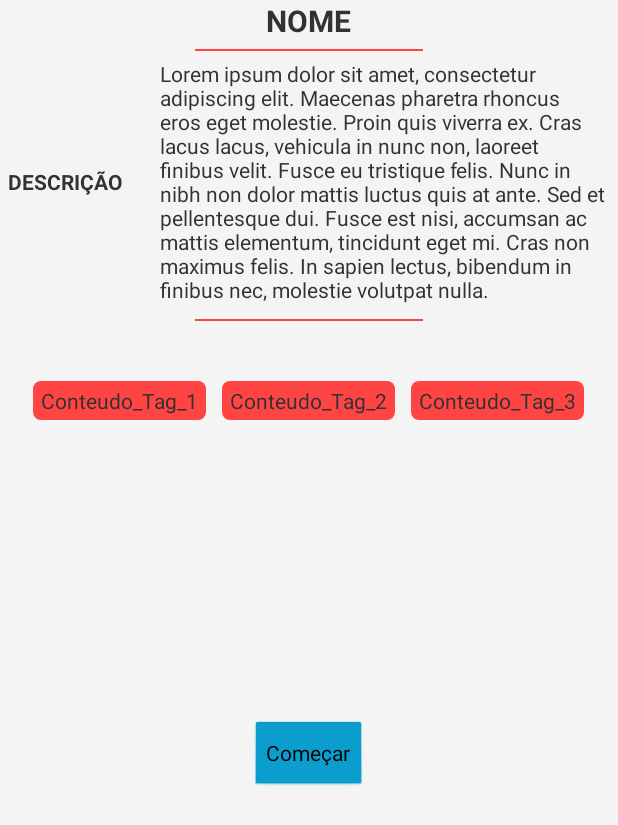
After one commit to marianacavichioli/Projeto2, an Android app: the layout activity_show_activity.xml on its own in the app's theme, with its tools: preview values and no code run, on a phone screen of 412 x 824 dp. The commit adds this screen. Shown: the top 825 px of the screen. Run offline under Robolectric (Android 15) with nearby library versions, the phone set to English and light mode, and no system bars.

Commit message:
Commit 3
Feito: Adicionada tela da lista de atividades
Feito: Adicionar tela de "acidionar atividade"
Feito: Adicionar tela de "visualizar atividade"

Resumo: Sprint concluída

```diff
--- a/app/src/main/AndroidManifest.xml
+++ b/app/src/main/AndroidManifest.xml
@@ -24,7 +24,8 @@
         <activity
             android:name=".activities.ActivitiesList.ActivitiesListActivity"
             android:label="@string/title_activity_activities_list" />
-        <activity android:name=".activities.AddActivity.AddActivityActivity"></activity>
+        <activity android:name=".activities.AddActivity.AddActivityActivity" />
+        <activity android:name=".activities.ShowActivity.ShowActivityActivity"></activity>
     </application>
 
 </manifest>
--- /dev/null
+++ b/app/src/main/java/com/mobile2/projeto2/activities/ShowActivity/ShowActivityActivity.java
@@ -0,0 +1,48 @@
+package com.mobile2.projeto2.activities.ShowActivity;
+
+import android.support.v7.app.AppCompatActivity;
+import android.os.Bundle;
+import android.widget.Button;
+import android.widget.ImageView;
+import android.widget.TextView;
+
+import com.mobile2.projeto2.entity.Atividade;
+
+import butterknife.BindView;
+import butterknife.ButterKnife;
+import butterknife.OnClick;
+
+public class ShowActivityActivity extends AppCompatActivity implements ShowActivityView{
+
+    @BindView(R.id.actName) TextView nome;
+    @BindView(R.id.actDesc) TextView descricao;
+    @BindView(R.id.actTag1) TextView tag1;
+    @BindView(R.id.actTag1) TextView tag2;
+    @BindView(R.id.actTag1) TextView tag3;
+    @BindView(R.id.startButton) Button startButton;
+
+    ShowActivityPresenter showActivityPresenter;
+
+    @Override
+    protected void onCreate(Bundle savedInstanceState) {
+        super.onCreate(savedInstanceState);
+        setContentView(R.layout.activity_show_activity);
+        ButterKnife.bind(this);
+
+        showActivityPresenter = new ShowActivityPresenter(this);
+        showActivityPresenter.showActivity((Atividade) getIntent().getSerializableExtra("exibir_atividade"));
+    }
+
+    @Override
+    public void showInfo(Atividade atividade) {
+        nome.setText(atividade.getNomeAtv());
+        descricao.setText(atividade.getDescAtv());
+        tag1.setText(atividade.getTag1());
+        tag2.setText(atividade.getTag2());
+        tag3.setText(atividade.getTag3());
+    }
+
+    @OnClick (R.id.startButton) public void comecaAtv(){
+        //TODO: colocar a inicialização da atividade aqui !!
+    }
+}
--- /dev/null
+++ b/app/src/main/java/com/mobile2/projeto2/activities/ShowActivity/ShowActivityPresenter.java
@@ -0,0 +1,17 @@
+package com.mobile2.projeto2.activities.ShowActivity;
+
+import com.mobile2.projeto2.entity.Atividade;
+
+public class ShowActivityPresenter {
+    ShowActivityView showActivityView;
+
+    public ShowActivityPresenter (ShowActivityView showActivityView){
+        this.showActivityView =showActivityView;
+    }
+
+    public void showActivity(Atividade atividade) {
+        if (atividade != null){
+            showActivityView.showInfo(atividade);
+        }
+    }
+}
--- /dev/null
+++ b/app/src/main/java/com/mobile2/projeto2/activities/ShowActivity/ShowActivityView.java
@@ -0,0 +1,7 @@
+package com.mobile2.projeto2.activities.ShowActivity;
+
+import com.mobile2.projeto2.entity.Atividade;
+
+public interface ShowActivityView {
+    void showInfo(Atividade atividade);
+}
--- a/app/src/main/res/drawable/tags.xml
+++ b/app/src/main/res/drawable/tags.xml
@@ -5,4 +5,7 @@
     <corners
         android:radius="5dp"/>
 
+    <solid
+        android:color="@android:color/holo_red_light" />
+
 </shape>
--- /dev/null
+++ b/app/src/main/res/layout/activity_show_activity.xml
@@ -0,0 +1,116 @@
+<?xml version="1.0" encoding="utf-8"?>
+
+<ScrollView
+    xmlns:android="http://schemas.android.com/apk/res/android"
+    xmlns:tools="http://schemas.android.com/tools"
+    android:layout_width="match_parent"
+    android:layout_height="match_parent"
+    android:background="#f4f4f4">
+
+    <LinearLayout
+        android:layout_width="match_parent"
+        android:layout_height="wrap_content"
+        android:orientation="vertical">
+
+        <TextView
+            android:layout_marginHorizontal="8dp"
+            android:id="@+id/actName"
+            android:layout_width="wrap_content"
+            android:layout_gravity="center_horizontal"
+            android:layout_height="wrap_content"
+            android:textSize="20sp"
+            android:textAllCaps="true"
+            android:textStyle="bold"
+            tools:text="Nome"
+            android:maxLines="1"/> <!-- Nome -->
+
+        <View
+            android:layout_width="match_parent"
+            android:layout_height="1dp"
+            android:background="@android:color/holo_red_light"
+            android:layout_marginVertical="5dp"
+            android:layout_marginHorizontal="130dp"/> <!-- Linha -->
+
+        <LinearLayout
+            android:layout_width="match_parent"
+            android:layout_height="wrap_content"
+            android:orientation="horizontal"
+            android:gravity="center">
+
+            <TextView
+                android:layout_width="0dp"
+                android:layout_weight="2"
+                android:layout_height="wrap_content"
+                android:text="Descrição"
+                android:textAllCaps="true"
+                android:paddingLeft="5dp"
+                android:textStyle="bold"/>
+
+            <TextView
+                android:layout_marginHorizontal="8dp"
+                android:id="@+id/actDesc"
+                android:layout_width="0dp"
+                android:layout_weight="6"
+                android:layout_height="wrap_content"
+                tools:text="@string/long_string"
+                />
+
+        </LinearLayout> <!-- Descrição -->
+
+        <View
+            android:layout_width="match_parent"
+            android:layout_height="1dp"
+            android:background="@android:color/holo_red_light"
+            android:layout_marginHorizontal="130dp"
+            android:layout_marginTop="10dp"
+            android:layout_marginBottom="40dp"/><!-- Linha -->
+
+        <LinearLayout
+            android:layout_width="match_parent"
+            android:layout_height="wrap_content"
+            android:orientation="horizontal"
+            android:gravity="center"
+            android:layout_marginBottom="200dp">
+
+            <TextView
+                android:id="@+id/actTag1"
+            android:layout_width="wrap_content"
+            android:layout_height="wrap_content"
+            android:background="@drawable/tags"
+            android:paddingHorizontal="5dp"
+            android:paddingVertical="3dp"
+            android:text="Conteudo_Tag_1"
+            android:layout_marginHorizontal="5dp"/>
+
+            <TextView
+                android:id="@+id/actTag2"
+                android:layout_width="wrap_content"
+                android:layout_height="wrap_content"
+                android:background="@drawable/tags"
+                android:paddingHorizontal="5dp"
+                android:paddingVertical="3dp"
+                android:text="Conteudo_Tag_2"
+                android:layout_marginHorizontal="5dp"/>
+
+            <TextView
+                android:id="@+id/actTag3"
+                android:layout_width="wrap_content"
+                android:layout_height="wrap_content"
+                android:background="@drawable/tags"
+                android:paddingHorizontal="5dp"
+                android:paddingVertical="3dp"
+                android:text="Conteudo_Tag_3"
+                android:layout_marginHorizontal="5dp"/>
+
+        </LinearLayout>
+        <Button
+            android:id="@+id/startButton"
+            android:layout_width="wrap_content"
+            android:layout_height="wrap_content"
+            android:text="Começar"
+            android:layout_gravity="center_horizontal"
+            android:backgroundTint="@android:color/holo_blue_dark"/>
+
+    </LinearLayout>
+
+</ScrollView>
--- a/app/src/main/res/layout/list_item.xml
+++ b/app/src/main/res/layout/list_item.xml
@@ -60,7 +60,7 @@
                 android:textColor="@android:color/white"
                 android:background="@drawable/tags"
                 android:layout_marginHorizontal="2dp"
-                android:backgroundTint="@android:color/holo_red_light"/>
+                />
 
             <TextView
                 android:id="@+id/tag_2"
@@ -72,8 +72,7 @@
                 android:textAlignment="center"
                 android:textColor="@android:color/white"
                 android:background="@drawable/tags"
-                android:layout_marginHorizontal="2dp"
-                android:backgroundTint="@android:color/holo_red_light"/>
+                android:layout_marginHorizontal="2dp"/>
 
             <TextView
                 android:id="@+id/tag_3"
@@ -85,8 +84,7 @@
                 android:textAlignment="center"
                 android:textColor="@android:color/white"
                 android:background="@drawable/tags"
-                android:layout_marginHorizontal="2dp"
-                android:backgroundTint="@android:color/holo_red_light"/>
+                android:layout_marginHorizontal="2dp"/>
         </LinearLayout>
 
     </LinearLayout>
--- a/app/src/main/res/values/strings.xml
+++ b/app/src/main/res/values/strings.xml
@@ -1,4 +1,13 @@
 <resources>
     <string name="app_name">Projeto2</string>
     <string name="title_activity_activities_list">ActivitiesListActivity</string>
+    <string name="long_string">
+            Lorem ipsum dolor sit amet, consectetur adipiscing elit.
+        Maecenas pharetra rhoncus eros eget molestie.
+        Proin quis viverra ex.
+        Cras lacus lacus, vehicula in nunc non, laoreet finibus velit.
+        Fusce eu tristique felis.
+        Nunc in nibh non dolor mattis luctus quis at ante.
+        Sed et pellentesque dui. Fusce est nisi, accumsan ac mattis elementum, tincidunt eget mi. Cras non maximus felis. In sapien lectus, bibendum in finibus nec, molestie volutpat nulla.
+    </string>
 </resources>
```
